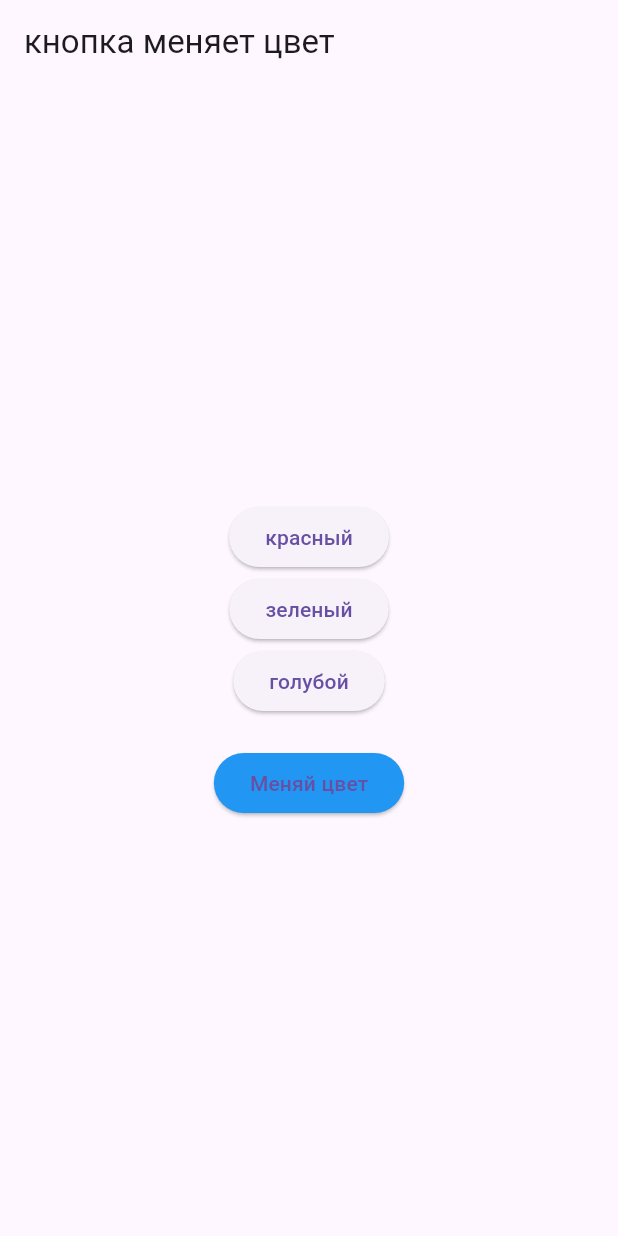
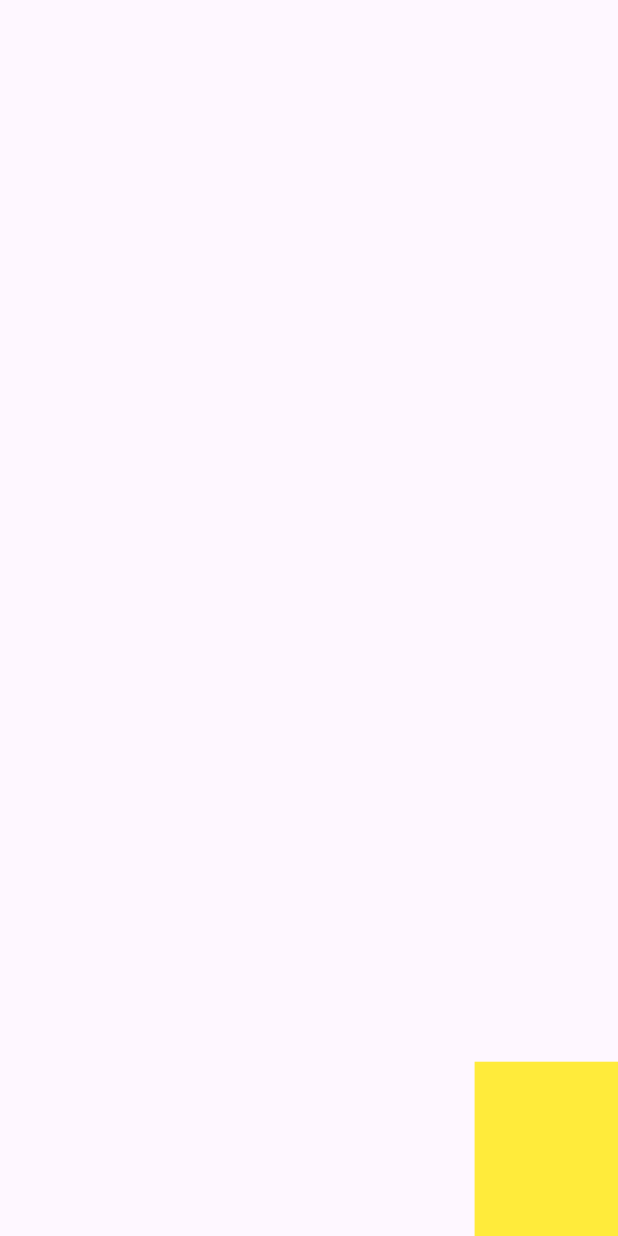
Before and after one commit to zxcoil228/123, a Flutter app: the screen it shows after launch, on a phone screen of 412 x 824 dp. Run offline on Flutter 3.47's test engine with Material 3 defaults, Android fonts, the phone set to English and light mode, and no system bars.

Commit message:
untitled1

```diff
--- a/lib/main.dart
+++ b/lib/main.dart
@@ -1,76 +1,79 @@
 import 'package:flutter/material.dart';
 
-void main() {
-  runApp(MyApp());
-}
+void main() => runApp(MyApp());
 
 class MyApp extends StatelessWidget {
   @override
   Widget build(BuildContext context) {
     return MaterialApp(
-      home: MyHomePage(),
+      home: AnimatedSquare(),
     );
   }
 }
 
-class MyHomePage extends StatefulWidget {
+class AnimatedSquare extends StatefulWidget {
   @override
-  _MyHomePageState createState() => _MyHomePageState();
+  _AnimatedSquareState createState() => _AnimatedSquareState();
 }
 
-class _MyHomePageState extends State<MyHomePage> {
-  Color _buttonColor = Colors.blue;
+class _AnimatedSquareState extends State<AnimatedSquare> with TickerProviderStateMixin {
+  AnimationController controller;
+  Animation<Offset> animation;
+  int colorIndex = 0;
 
-  void _changeColor(Color color) {
-    setState(() {
-      _buttonColor = color;
+  List<Color> colors = [    Colors.red,    Colors.blue,    Colors.green,    Colors.yellow,  ];
+
+  @override
+  void initState() {
+    super.initState();
+
+    controller = AnimationController(
+      vsync: this,
+      duration: Duration(seconds: 4),
+    );
+
+    animation = Tween<Offset>(
+      begin: Offset(0, 0),
+      end: Offset(1, 1),
+    ).animate(
+      CurvedAnimation(
+        parent: controller,
+        curve: Curves.linear,
+      ),
+    )..addListener(() {
+      setState(() {
+        // Change color every second
+        if (controller.value >= 0.25 * colorIndex + 0.25) {
+          colorIndex++;
+        }
+      });
     });
+
+    controller.repeat();
   }
 
   @override
   Widget build(BuildContext context) {
     return Scaffold(
-      appBar: AppBar(
-        title: Text('кнопка меняет цвет'),
-      ),
-      body: Center(
-        child: Column(
-          mainAxisAlignment: MainAxisAlignment.center,
-          children: <Widget>[
-            ElevatedButton(
-              onPressed: () {
-                _changeColor(Colors.red);
-              },
-              child: Text('красный'),
+      body: Stack(
+        children: [
+          Positioned(
+            top: MediaQuery.of(context).size.height * animation.value.dy - 75,
+            left: MediaQuery.of(context).size.width * animation.value.dx - 75,
+            child: Container(
+              width: 150,
+              height: 150,
+              color: colors[colorIndex % 4],
             ),
-            ElevatedButton(
-              onPressed: () {
-                _changeColor(Colors.green);
-              },
-              child: Text('зеленый'),
-            ),
-            ElevatedButton(
-              onPressed: () {
-                _changeColor(Colors.blue);
-              },
-              child: Text('голубой'),
-            ),
-            SizedBox(height: 20),
-            ElevatedButton(
-              style: ButtonStyle(
-                backgroundColor: MaterialStateProperty.resolveWith<Color>(
-                      (Set<MaterialState> states) {
-                    if (states.contains(MaterialState.pressed)) return Colors.black;
-                    return _buttonColor;
-                  },
-                ),
-              ),
-              onPressed: () {},
-              child: Text('Меняй цвет'),
-            ),
-          ],
-        ),
+          ),
+        ],
       ),
     );
   }
+
+  @override
+  void dispose() {
+    controller.dispose();
+    super.dispose();
+  }
 }
```
